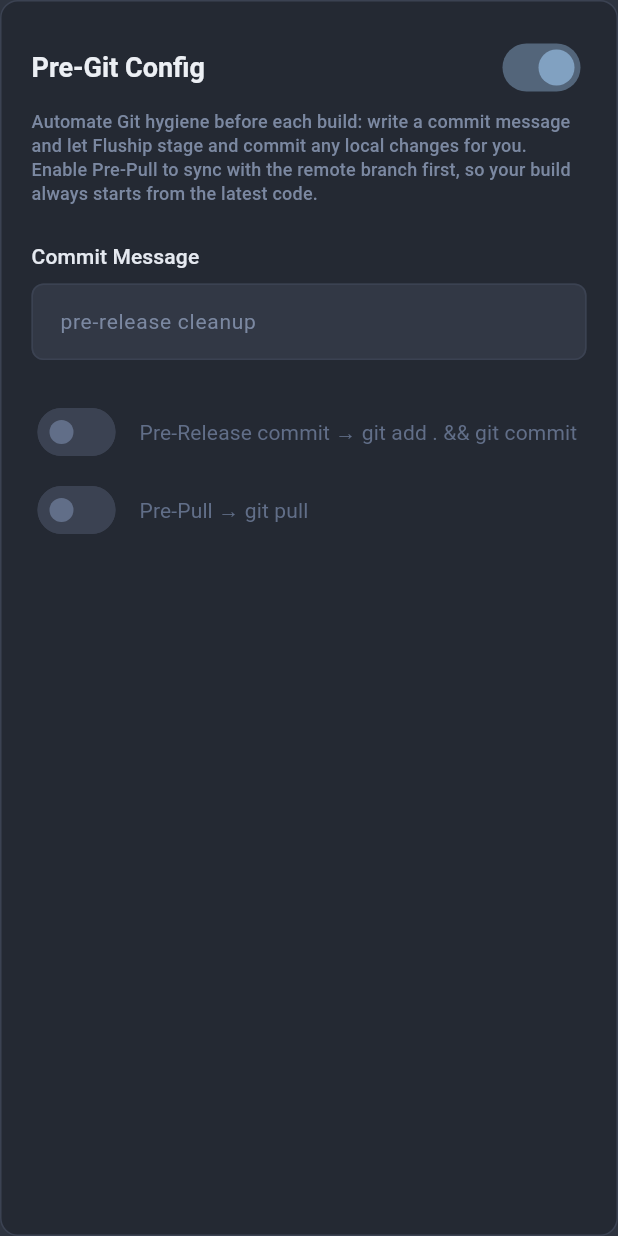
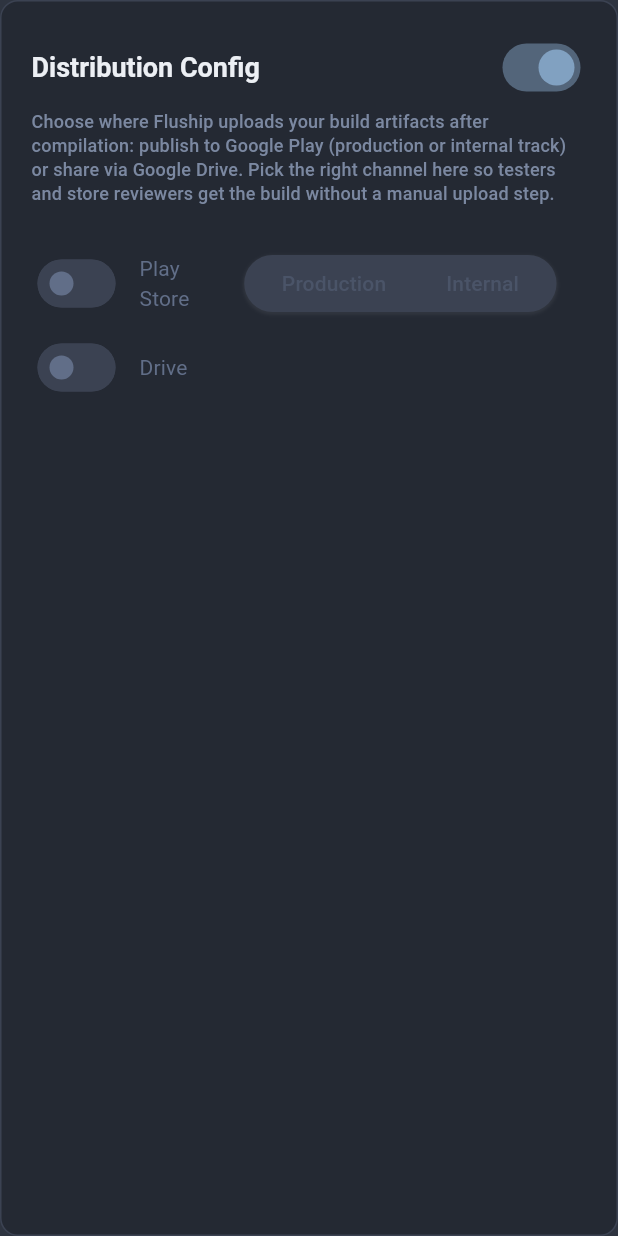
Before and after one commit to huraira-younas/fluship, a Flutter app: the DistributionConfig widget shown alone on an empty page, opened directly, on a phone screen of 412 x 824 dp. Run offline on Flutter 3.47's test engine with Material 3 defaults, Android fonts, the phone set to English and light mode, and no system bars; our stand-ins replace equatable, flutter_bloc, get_it, shared_preferences; accounts and stored records are empty.

Commit message:
Refactor Distribution configuration UI and model for enhanced functionality
- Updated DistributionConfig to utilize DistributionConfigModel, allowing for better management of distribution settings.
- Modified UI components to reflect changes in configuration options, including Play Store and Drive settings.
- Improved state management in ConfigBloc to handle new distribution features and ensure dynamic updates.
- Enhanced the copyWith method in DistributionConfigModel to support clearing Play Store settings.

```diff
--- a/lib/features/config/sections/distribution_config.dart
+++ b/lib/features/config/sections/distribution_config.dart
@@ -1,6 +1,7 @@
-import 'package:fluship/shared/widgets/app_text_field.dart';
+import 'package:fluship/shared/extensions/widget_extensions.dart';
+import 'package:fluship/shared/models/distribute_config.dart';
+import 'package:fluship/shared/widgets/labels_builder.dart';
 import 'package:fluship/shared/widgets/app_card.dart';
-import 'package:fluship/shared/models/pre_git.dart';
 
 import 'package:fluship/shared/widgets/switch_label.dart';
 import 'package:flutter_bloc/flutter_bloc.dart';
@@ -14,45 +15,56 @@ class DistributionConfig extends StatelessWidget {
   @override
   Widget build(BuildContext context) {
     final bloc = getIt<ConfigBloc>();
-    return BlocSelector<ConfigBloc, ConfigState, PreGitModel>(
-      selector: (state) => state.preGit,
-      builder: (context, preGit) {
+    return BlocSelector<ConfigBloc, ConfigState, DistributionConfigModel>(
+      selector: (state) => state.distribution,
+      builder: (context, distribution) {
         return AppCard(
           state: AppCardState(
-            onEnable: (value) =>
-                bloc.add(UpdateConfig(config: preGit.copyWith(enabled: value))),
-            enable: preGit.enabled,
+            onEnable: (value) => bloc.add(
+              UpdateConfig(config: distribution.copyWith(enabled: value)),
+            ),
+            enable: distribution.enabled,
             forceDisabled: false,
           ),
-          title: "Pre-Git Config",
+          title: "Distribution Config",
           description:
-              "Automate Git hygiene before each build: write a commit message and let Fluship stage and commit any local changes for you. "
-              "Enable Pre-Pull to sync with the remote branch first, so your build always starts from the latest code.",
+              "Choose where Fluship uploads your build artifacts after compilation: publish to Google Play (production or internal track) or share via Google Drive. "
+              "Pick the right channel here so testers and store reviewers get the build without a manual upload step.",
           children: [
-            AppTextField.label(
-              initialValue: preGit.commitMessage,
-              hint: "pre-release cleanup",
-              enabled: preGit.enabled,
-              label: "Commit Message",
-              onChanged: (value) => bloc.add(
-                UpdateConfig(config: preGit.copyWith(commitMessage: value)),
-              ),
-            ),
-            const SizedBox(height: 16),
-            SwitchLabel(
-              disabled: !preGit.enabled,
-              value: preGit.preCommit,
-              label: "Pre-Release commit → git add . && git commit",
-              onChange: (value) => bloc.add(
-                UpdateConfig(config: preGit.copyWith(preCommit: value)),
-              ),
+            Row(
+              spacing: 10,
+              children: <Widget>[
+                SwitchLabel(
+                  label: "Play Store",
+                  value: distribution.playstore != null,
+                  disabled: !distribution.enabled,
+                  onChange: (value) => bloc.add(
+                    UpdateConfig(
+                      config: distribution.copyWith(
+                        playstore: value ? .production : null,
+                        clearPlaystore: !value,
+                      ),
+                    ),
+                  ),
+                ).expanded(),
+                LabelsBuilder<PlayStoreDistribution>(
+                  contentPadding: const .symmetric(horizontal: 20, vertical: 4),
+                  disabled:
+                      !distribution.enabled || distribution.playstore == null,
+                  onChange: (v) => bloc.add(
+                    UpdateConfig(config: distribution.copyWith(playstore: v)),
+                  ),
+                  label: distribution.playstore ?? .production,
+                  labels: PlayStoreDistribution.values,
+                ),
+              ],
             ),
             SwitchLabel(
-              disabled: !preGit.enabled,
-              value: preGit.prePull,
-              label: "Pre-Pull → git pull",
+              disabled: !distribution.enabled,
+              value: distribution.drive,
+              label: "Drive",
               onChange: (value) => bloc.add(
-                UpdateConfig(config: preGit.copyWith(prePull: value)),
+                UpdateConfig(config: distribution.copyWith(drive: value)),
               ),
             ),
           ],
--- a/lib/shared/models/distribute_config.dart
+++ b/lib/shared/models/distribute_config.dart
@@ -75,11 +75,12 @@ final class DistributionConfigModel extends BaseConfig {
   DistributionConfigModel copyWith({
     PlayStoreDistribution? playstore,
     List<DistributionEmail>? emails,
+    bool clearPlaystore = false,
     bool? appstore,
     bool? enabled,
     bool? drive,
   }) => DistributionConfigModel(
-    playstore: playstore ?? this.playstore,
+    playstore: clearPlaystore ? null : playstore ?? this.playstore,
     appstore: appstore ?? this.appstore,
     enabled: enabled ?? this.enabled,
     emails: emails ?? this.emails,
@@ -87,10 +88,14 @@ final class DistributionConfigModel extends BaseConfig {
   );
 
   @override
+  List<Object?> get props => [playstore, emails, appstore, drive, enabled];
+
+  @override
   Map<String, dynamic> toJson() => {
     'emails': emails.map((e) => e.toJson()).toList(),
     'playstore': playstore?.name,
     'appstore': appstore,
+    'enabled': enabled,
     'drive': drive,
   };
 
```
